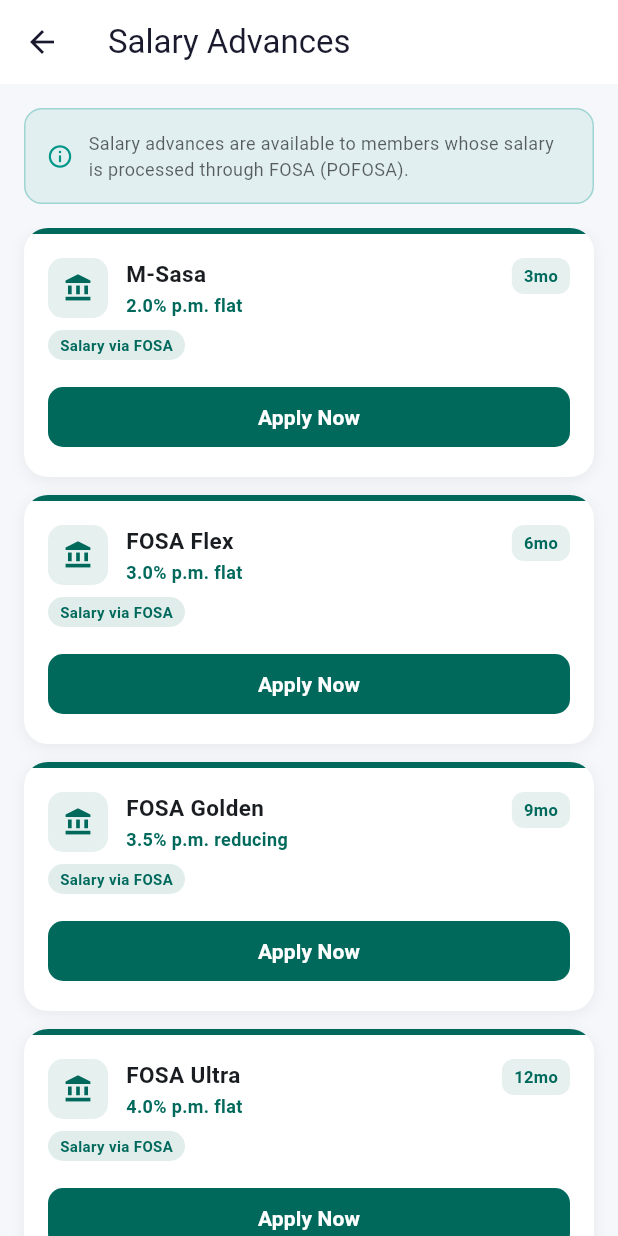
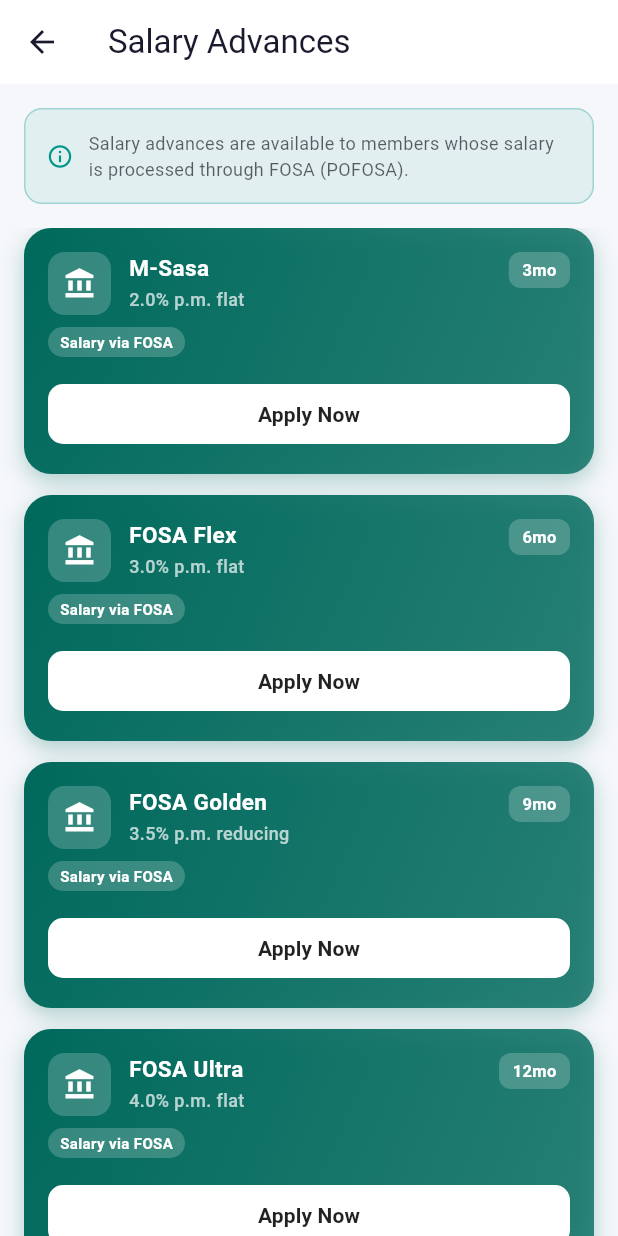
Before and after one commit to M-oses340/omwa-sacco, a Flutter app: the SalaryAdvancesScreen screen opened directly with empty values, on a phone screen of 412 x 824 dp. Run offline on Flutter 3.47's test engine with Material 3 defaults, Android fonts, the light colour scheme and no system bars; our stand-ins replace connectivity_plus, device_info_plus, flutter_bloc, flutter_secure_storage, local_auth, pinput and 2 more; accounts and stored records are empty; statements that could not run were skipped.

Commit message:
ui: full gradient product cards with white text and shadow

```diff
--- a/app/lib/features/loans/screens/loan_product_card.dart
+++ b/app/lib/features/loans/screens/loan_product_card.dart
@@ -16,7 +16,7 @@
     required this.onApply,
   });
 
-  Color _accentColor() {
+  Color _accent() {
     switch (product.category) {
       case LoanCategory.bosa:
         return AppColors.loanBosa;
@@ -27,62 +27,58 @@
     }
   }
 
+  IconData _icon() {
+    switch (product.category) {
+      case LoanCategory.fosaAdvance:
+        return Icons.account_balance;
+      case LoanCategory.special:
+        return Icons.flash_on;
+      default:
+        return Icons.savings;
+    }
+  }
+
   @override
   Widget build(BuildContext context) {
-    final cs = Theme.of(context).colorScheme;
-    final accent = _accentColor();
+    final accent = _accent();
     final limit = bosaSavings > 0 && product.depositMultiplier > 0
         ? bosaSavings * product.depositMultiplier
         : null;
 
     return Container(
-      margin: const EdgeInsets.only(bottom: 12),
+      margin: const EdgeInsets.only(bottom: 14),
       decoration: BoxDecoration(
-        color: cs.surface,
-        borderRadius: BorderRadius.circular(16),
+        gradient: LinearGradient(
+          colors: [accent, accent.withValues(alpha: 0.78)],
+          begin: Alignment.topLeft,
+          end: Alignment.bottomRight,
+        ),
+        borderRadius: BorderRadius.circular(18),
         boxShadow: [
           BoxShadow(
-            color: cs.shadow.withValues(alpha: 0.06),
-            blurRadius: 8,
-            offset: const Offset(0, 2),
+            color: accent.withValues(alpha: 0.28),
+            blurRadius: 12,
+            offset: const Offset(0, 5),
           ),
         ],
       ),
-      child: ClipRRect(
-        borderRadius: BorderRadius.circular(16),
-        child: Column(
-          crossAxisAlignment: CrossAxisAlignment.start,
-          children: [
-            // Colored accent strip
-            Container(
-              height: 4,
-              color: accent,
-            ),
-            Padding(
+      child: Padding(
         padding: const EdgeInsets.all(16),
         child: Column(
           crossAxisAlignment: CrossAxisAlignment.start,
           children: [
+            // ── Header row ──────────────────────────────────────────────────
             Row(
               crossAxisAlignment: CrossAxisAlignment.start,
               children: [
-                      // Icon
                 Container(
-                        width: 40,
-                        height: 40,
+                  width: 42,
+                  height: 42,
                   decoration: BoxDecoration(
-                          color: accent.withValues(alpha: 0.1),
-                          borderRadius: BorderRadius.circular(10),
+                    color: Colors.white.withValues(alpha: 0.2),
+                    borderRadius: BorderRadius.circular(11),
                   ),
-                        child: Icon(
-                          product.category == LoanCategory.fosaAdvance
-                              ? Icons.account_balance
-                              : product.category == LoanCategory.special
-                                  ? Icons.flash_on
-                                  : Icons.savings,
-                          color: accent,
-                          size: 20,
-                        ),
+                  child: Icon(_icon(), color: Colors.white, size: 22),
                 ),
                 const SizedBox(width: 12),
                 Expanded(
@@ -92,59 +88,56 @@
                       Text(product.displayName,
                           style: const TextStyle(
                               fontSize: 15,
-                                    fontWeight: FontWeight.bold)),
+                              fontWeight: FontWeight.bold,
+                              color: Colors.white)),
                       const SizedBox(height: 2),
                       Text(product.rateLabel,
-                                style: TextStyle(
+                          style: const TextStyle(
                               fontSize: 12,
-                                    color: accent,
-                                    fontWeight: FontWeight.w600)),
+                              color: Colors.white70,
+                              fontWeight: FontWeight.w500)),
                     ],
                   ),
                 ),
-                      // Duration badge
                 Container(
-                        padding: const EdgeInsets.symmetric(
-                            horizontal: 8, vertical: 4),
+                  padding:
+                      const EdgeInsets.symmetric(horizontal: 9, vertical: 4),
                   decoration: BoxDecoration(
-                          color: accent.withValues(alpha: 0.1),
+                    color: Colors.white.withValues(alpha: 0.2),
                     borderRadius: BorderRadius.circular(8),
                   ),
                   child: Text('${product.maxMonths}mo',
-                            style: TextStyle(
+                      style: const TextStyle(
                           fontSize: 11,
-                                color: accent,
+                          color: Colors.white,
                           fontWeight: FontWeight.w700)),
                 ),
               ],
             ),
+
+            // ── Limit / notes ────────────────────────────────────────────────
             if (limit != null || product.notes != null) ...[
               const SizedBox(height: 10),
-                    const Divider(height: 1),
+              Divider(color: Colors.white.withValues(alpha: 0.2), height: 1),
               const SizedBox(height: 10),
             ],
             if (limit != null)
               Row(
                 children: [
-                        Icon(Icons.account_balance_wallet_outlined,
-                            size: 13,
-                            color: cs.onSurface.withValues(alpha: 0.5)),
-                        const SizedBox(width: 4),
-                        Text(
-                          'Your limit: KES ${limit.toStringAsFixed(0)}',
-                          style: TextStyle(
+                  const Icon(Icons.account_balance_wallet_outlined,
+                      size: 13, color: Colors.white70),
+                  const SizedBox(width: 5),
+                  Text('Your limit: KES ${limit.toStringAsFixed(0)}',
+                      style: const TextStyle(
                           fontSize: 12,
-                              color: cs.primary,
-                              fontWeight: FontWeight.w600),
-                        ),
+                          color: Colors.white,
+                          fontWeight: FontWeight.w600)),
                 ],
               ),
             if (product.notes != null) ...[
               const SizedBox(height: 4),
               Text(product.notes!,
-                        style: TextStyle(
-                            fontSize: 11,
-                            color: cs.onSurface.withValues(alpha: 0.5))),
+                  style: const TextStyle(fontSize: 11, color: Colors.white70)),
             ],
             if (product.noDividends || product.salaryRequired) ...[
               const SizedBox(height: 8),
@@ -152,18 +145,19 @@
                 spacing: 6,
                 children: [
                   if (product.noDividends)
-                          const _Tag('No dividends', AppColors.statusPending),
+                    const _WhiteTag('No dividends'),
                   if (product.salaryRequired)
-                          const _Tag('Salary via FOSA', AppColors.loanSalary),
+                    const _WhiteTag('Salary via FOSA'),
                 ],
               ),
             ],
+
+            // ── Apply button ─────────────────────────────────────────────────
             const SizedBox(height: 14),
             BlocBuilder<LoanBloc, LoanState>(
               builder: (ctx, state) {
                 if (state is! LoanHistoryLoaded) {
-                        return _ApplyButton(
-                            onTap: onApply, accent: accent);
+                  return _ApplyButton(onTap: onApply);
                 }
                 final activeLoan = state.loans
                     .where((l) =>
@@ -172,23 +166,28 @@
                         l.status == 'disbursed')
                     .firstOrNull;
                 if (activeLoan != null) {
-                        return SizedBox(
+                  return Container(
                     width: double.infinity,
-                          child: OutlinedButton.icon(
-                            onPressed: null,
-                            icon: const Icon(Icons.lock_outline, size: 14),
-                            label: Text(
-                              'Active ${activeLoan.status} loan',
-                              style: const TextStyle(fontSize: 12),
+                    padding: const EdgeInsets.symmetric(vertical: 10),
+                    decoration: BoxDecoration(
+                      color: Colors.white.withValues(alpha: 0.15),
+                      borderRadius: BorderRadius.circular(10),
                     ),
+                    child: Row(
+                      mainAxisAlignment: MainAxisAlignment.center,
+                      children: [
+                        const Icon(Icons.lock_outline,
+                            size: 14, color: Colors.white70),
+                        const SizedBox(width: 6),
+                        Text('Active ${activeLoan.status} loan',
+                            style: const TextStyle(
+                                fontSize: 12, color: Colors.white70)),
+                      ],
                     ),
                   );
                 }
-                      return _ApplyButton(onTap: onApply, accent: accent);
+                return _ApplyButton(onTap: onApply);
               },
-                  ),
-                ],
-              ),
             ),
           ],
         ),
@@ -199,8 +198,7 @@
 
 class _ApplyButton extends StatelessWidget {
   final VoidCallback onTap;
-  final Color accent;
-  const _ApplyButton({required this.onTap, required this.accent});
+  const _ApplyButton({required this.onTap});
 
   @override
   Widget build(BuildContext context) => SizedBox(
@@ -208,22 +206,43 @@
         child: ElevatedButton(
           onPressed: onTap,
           style: ElevatedButton.styleFrom(
-            backgroundColor: accent,
-            foregroundColor: Colors.white,
+            backgroundColor: Colors.white,
+            foregroundColor: Colors.black87,
             elevation: 0,
             shape: RoundedRectangleBorder(
                 borderRadius: BorderRadius.circular(10)),
           ),
           child: const Text('Apply Now',
-              style: TextStyle(fontWeight: FontWeight.w600)),
+              style: TextStyle(fontWeight: FontWeight.w700)),
         ),
       );
 }
 
+class _WhiteTag extends StatelessWidget {
+  final String label;
+  const _WhiteTag(this.label);
+
+  @override
+  Widget build(BuildContext context) => Container(
+        padding: const EdgeInsets.symmetric(horizontal: 8, vertical: 3),
+        decoration: BoxDecoration(
+          color: Colors.white.withValues(alpha: 0.2),
+          borderRadius: BorderRadius.circular(20),
+        ),
+        child: Text(label,
+            style: const TextStyle(
+                fontSize: 10,
+                color: Colors.white,
+                fontWeight: FontWeight.w600)),
+      );
+}
+
+// Keep _Tag for any external use
 class _Tag extends StatelessWidget {
   final String label;
   final Color color;
   const _Tag(this.label, this.color);
+
   @override
   Widget build(BuildContext context) => Container(
         padding: const EdgeInsets.symmetric(horizontal: 8, vertical: 3),
@@ -233,8 +252,6 @@
         ),
         child: Text(label,
             style: TextStyle(
-                fontSize: 10,
-                color: color,
-                fontWeight: FontWeight.w600)),
+                fontSize: 10, color: color, fontWeight: FontWeight.w600)),
       );
 }
```
Lines whose indentation alone changed are shown as unchanged.
